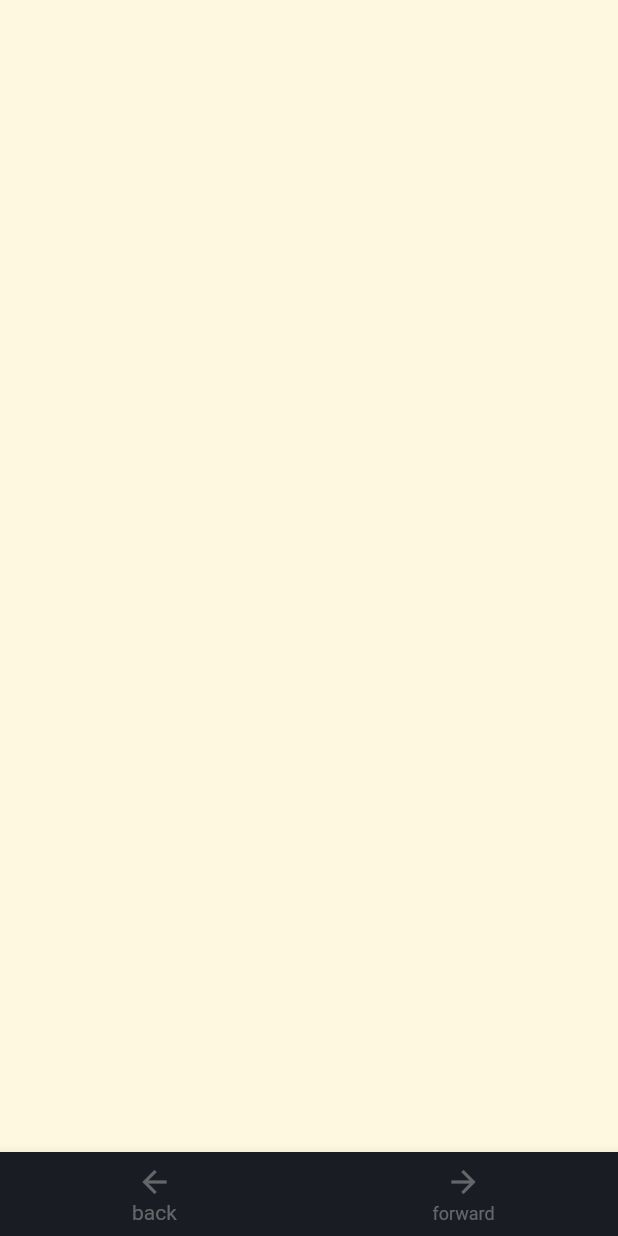
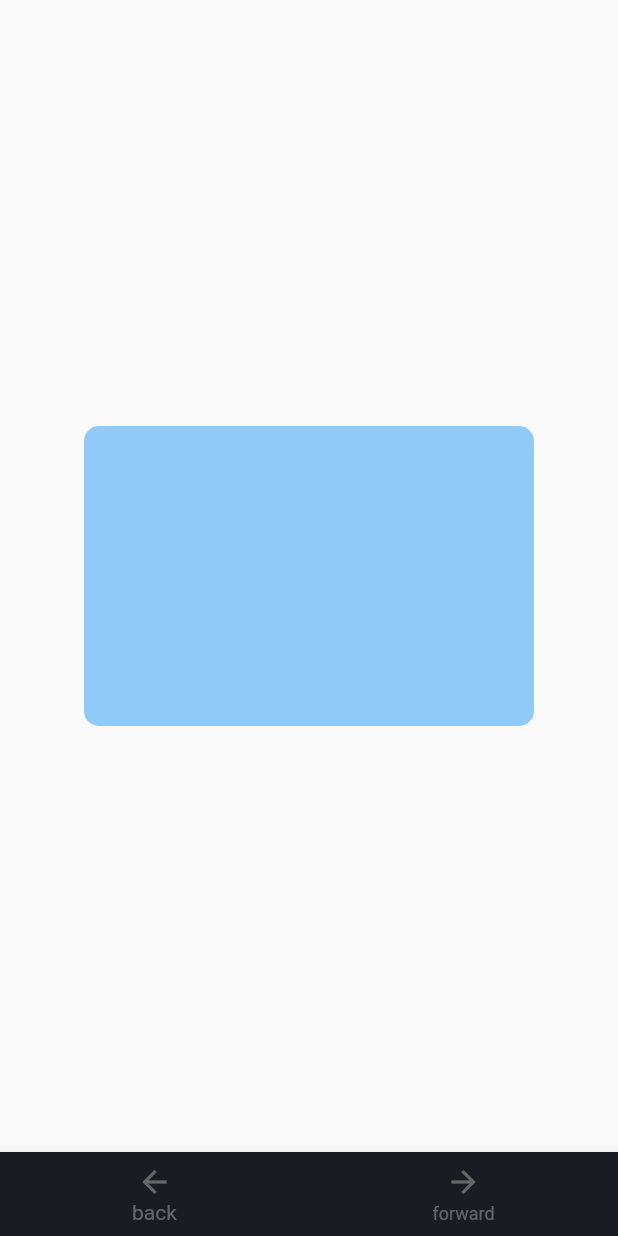
Before and after one commit to rajchunara/flutter_animation_course, a Flutter app: the screen it shows after launch, on a phone screen of 412 x 824 dp. Run offline on Flutter 3.47's test engine with Material 2 defaults, Android fonts, the phone set to English and light mode, and no system bars.

Commit message:
animated container

```diff
--- /dev/null
+++ b/lib/animation_screens/first_animation.dart
@@ -0,0 +1,30 @@
+import 'package:flutter/material.dart';
+
+class ContainerWithAnimation extends StatefulWidget {
+  ContainerWithAnimation({Key? key}) : super(key: key);
+
+  @override
+  State<ContainerWithAnimation> createState() => _ContainerWithAnimationState();
+}
+
+class _ContainerWithAnimationState extends State<ContainerWithAnimation> {
+  double sizeFactor = 1;
+  @override
+  Widget build(BuildContext context) {
+    return GestureDetector(
+      child: AnimatedContainer(
+        curve: Curves.elasticInOut,
+        duration: Duration(milliseconds: 350),
+        width: 300 * sizeFactor,
+        height: 200 * sizeFactor,
+        decoration: BoxDecoration(
+            color: Colors.blue[200], borderRadius: BorderRadius.circular(10)),
+      ),
+      onTap: () {
+        setState(() {
+          sizeFactor = (sizeFactor == 1) ? 0.8 : 1;
+        });
+      },
+    );
+  }
+}
--- a/lib/main.dart
+++ b/lib/main.dart
@@ -1,4 +1,5 @@
 import 'package:flutter/material.dart';
+import 'package:flutter_animation_course/animation_screens/first_animation.dart';
 
 void main() {
   runApp(const MyApp());
@@ -42,6 +43,9 @@
             Scaffold(
               backgroundColor: Colors.amber[50],
             ),
+            Scaffold(
+              body: Center(child: ContainerWithAnimation()),
+            ),
           ].reversed.toList(),
         ),
         bottomNavigationBar: BottomNavigationBar(
```
